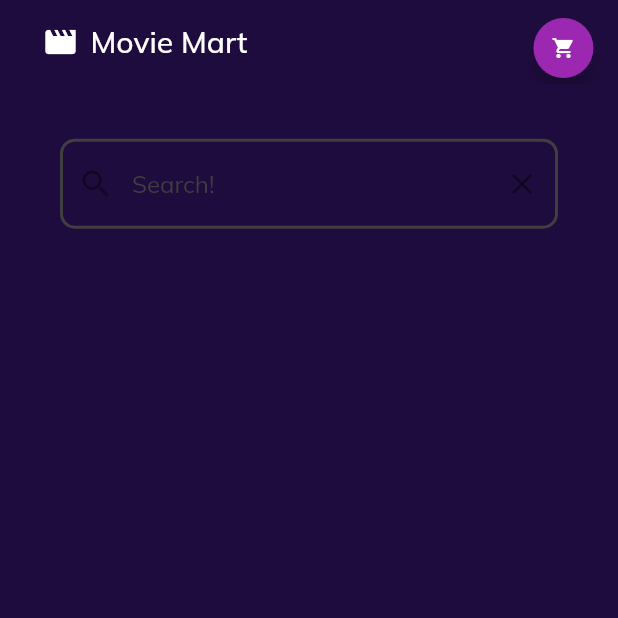
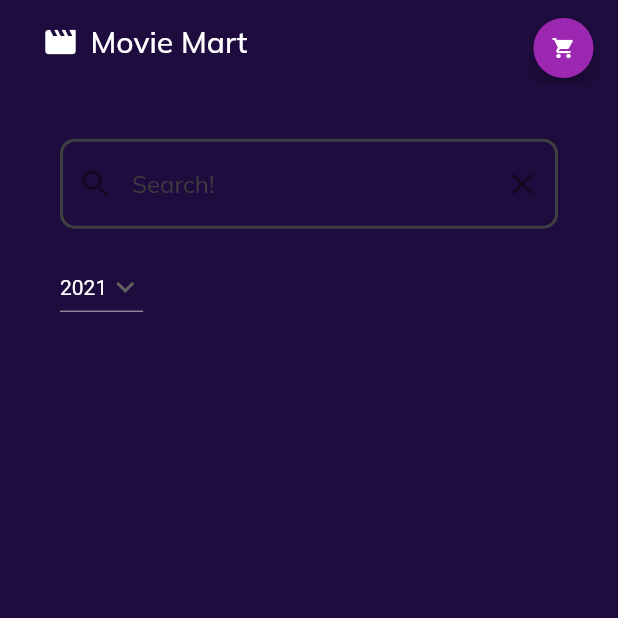
Before and after one commit to Saadali228/movie_market_place, a Flutter app: the screen it shows after launch, scrolled down 576 dp, on a phone screen of 412 x 824 dp, the top half of it. Run offline on Flutter 3.47's test engine with Material 2 defaults, Android fonts, the phone set to English and light mode, and no system bars; our stand-ins replace bloc, equatable, flutter_bloc, flutter_staggered_animations, formz, google_fonts and 2 more; missing offline and left inert: flutter_animator; network calls fail.

```diff
--- a/lib/home_page/bloc/movie_event.dart
+++ b/lib/home_page/bloc/movie_event.dart
@@ -14,6 +14,8 @@ class MovieNextPageFetched extends MovieEvent {
 }
 
 class MovieSelectedReleaseYear extends MovieEvent {
+  MovieSelectedReleaseYear(this.year);
+  final int year;
   @override
   List<Object?> get props => [];
 }
--- a/lib/home_page/bloc/movie_state.dart
+++ b/lib/home_page/bloc/movie_state.dart
@@ -18,7 +18,7 @@ class MovieState extends Equatable {
   final int page;
   final PageLoader pageLoader;
   final MovieGenreRepoModel? selectedGenre;
-  final int selectedYear;
+  final int? selectedYear;
   // final ReleaseYearStatus releaseYearStatus;
   // final GenreStatus genreStatus;
 
@@ -27,8 +27,8 @@ class MovieState extends Equatable {
     this.movieList = const [],
     this.page = 1,
     this.pageLoader = PageLoader.initial,
-    this.selectedGenre = null,
-    this.selectedYear = 0,
+    this.selectedGenre,
+    this.selectedYear,
     // this.releaseYearStatus = ReleaseYearStatus.intial,
     // this.genreStatus = GenreStatus.intial,
   });
@@ -38,7 +38,7 @@ class MovieState extends Equatable {
     List<MovieRepoModel>? movieList,
     int? page,
     PageLoader? pageLoader,
-    final MovieGenreRepoModel? selectedGenre,
+    MovieGenreRepoModel? selectedGenre,
     int? selectedYear,
     // ReleaseYearStatus? releaseYearStatus,
     // GenreStatus? genreStatus,
@@ -56,12 +56,13 @@ class MovieState extends Equatable {
   }
 
   @override
-  List<Object> get props => [
+  List<Object?> get props => [
         movieStatus,
         movieList,
         page,
         pageLoader,
-        selectedGenre!,
+        selectedGenre,
+        selectedYear,
         // releaseYearStatus,
         // genreStatus
       ];
--- a/lib/home_page/widgets/movie_grid.dart
+++ b/lib/home_page/widgets/movie_grid.dart
@@ -24,15 +24,45 @@ class MovieGrid extends StatefulWidget {
 
 class _MovieGridState extends State<MovieGrid> {
   final _scrollController = ScrollController();
+  final List<String> numOfYears = [];
+  String dropDownValue = '2021';
+  // List<String> array = ['1', '2', '3', '2021'];
 
   @override
   void initState() {
     super.initState();
+    for (int i = 1990; i < 2022; i++) {
+      numOfYears.add('$i');
+    }
     _scrollController.addListener(_onScroll);
   }
 
   @override
   Widget build(BuildContext context) {
+    showAlertDialog(BuildContext context) {
+      Widget okButton = TextButton(
+        child: const Text("Go Back Home"),
+        onPressed: () {},
+      );
+      AlertDialog alert = AlertDialog(
+        title: const Text(
+          "Order Placed",
+        ),
+        content: const Text(
+          "Thanks for ordering",
+        ),
+        actions: [
+          okButton,
+        ],
+      );
+      showDialog(
+        context: context,
+        builder: (BuildContext context) {
+          return alert;
+        },
+      );
+    }
+
     List<CartRepoModel> movieCartModel =
         context.watch<CartBloc>().state.cartList;
     return BlocBuilder<MovieBloc, MovieState>(
@@ -48,6 +78,26 @@ class _MovieGridState extends State<MovieGrid> {
             mainAxisAlignment: MainAxisAlignment.start,
             children: [
               const SearchPage(),
+              DropdownButton(
+                onTap: () {
+                  BlocProvider.of<MovieBloc>(context)
+                      .add(MovieSelectedReleaseYear(int.parse(dropDownValue)));
+                },
+                style: const TextStyle(
+                  color: Colors.white,
+                ),
+                dropdownColor: Colors.purple,
+                value: dropDownValue,
+                icon: const Icon(Icons.keyboard_arrow_down),
+                items: numOfYears.map((String items) {
+                  return DropdownMenuItem(value: items, child: Text(items));
+                }).toList(),
+                onChanged: (newValue) {
+                  setState(() {
+                    dropDownValue = newValue.toString();
+                  });
+                },
+              ),
               const SizedBox(height: 8),
               Expanded(
                 child: AnimationLimiter(
```
Also changed, not shown: lib/home_page/bloc/movie_bloc.dart (+5 -4 lines).
